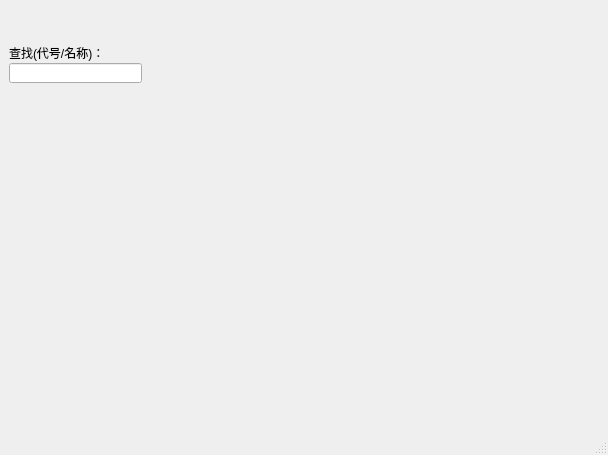
This is StockSystem/mainwindow.ui in spartawwy/StkForecast as Qt 5 draws it before an edit. The edited form follows.
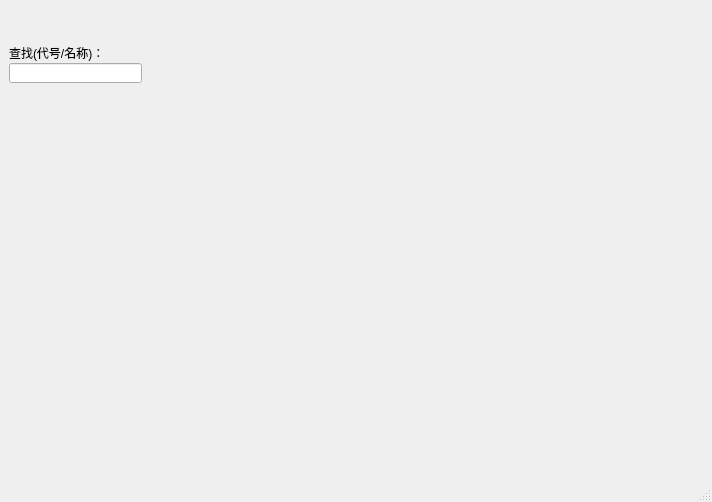
This is the edited form. Icons and pictures are not drawn.

Diff of the .ui file:
```diff
--- a/StockSystem/mainwindow.ui
+++ b/StockSystem/mainwindow.ui
@@ -6,8 +6,8 @@
    <rect>
     <x>0</x>
     <y>0</y>
-    <width>608</width>
-    <height>455</height>
+    <width>712</width>
+    <height>502</height>
    </rect>
   </property>
   <property name="windowTitle">
```
